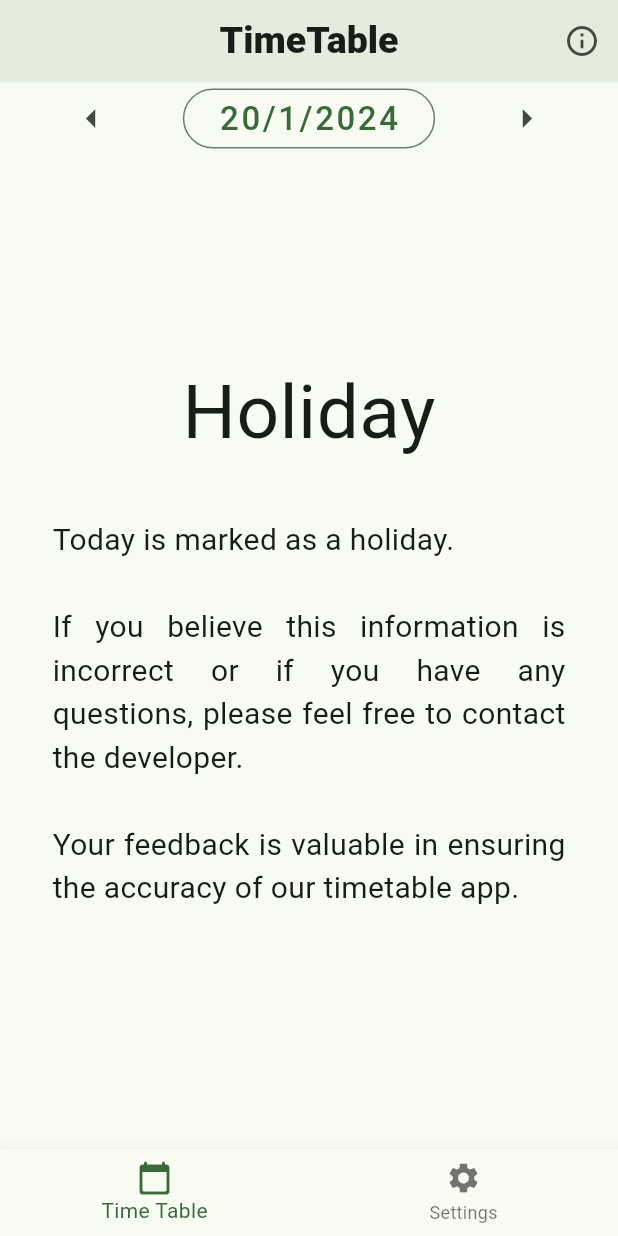
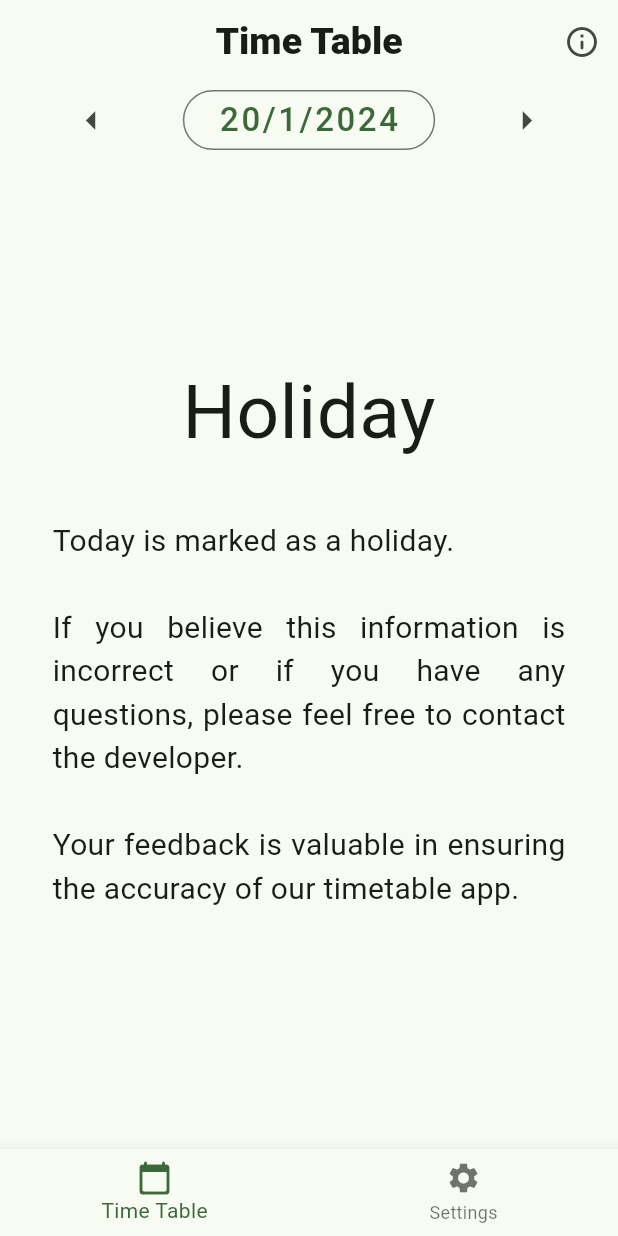
Before and after one commit to Sreeram3927/class_trackr, a Flutter app: the screen it shows after launch, after a tap on "Continue", after a tap on "Done", after a tap on the "arrow left" icon, on a phone screen of 412 x 824 dp. Run offline on Flutter 3.47's test engine with Material 3 defaults, Android fonts, the light colour scheme and no system bars; our stand-ins replace cloud_firestore, firebase_analytics, firebase_core, fluttertoast, font_awesome_flutter, shared_preferences; accounts and stored records are empty; generated files the repository leaves out were written again.

Commit message:
remove the startup error

```diff
--- a/lib/screens/home/home.dart
+++ b/lib/screens/home/home.dart
@@ -2,6 +2,7 @@ import 'package:flutter/material.dart';
 import 'package:flutter/services.dart';
 import 'package:infinity_project/data/data_manager.dart';
 import 'package:infinity_project/data/user_data.dart';
+import 'package:infinity_project/screens/home/information.dart';
 import 'package:infinity_project/screens/settings/settings.dart';
 import 'package:infinity_project/screens/timetable/timetable.dart';
 import 'package:infinity_project/services/db.dart';
@@ -25,11 +26,12 @@ class _HomeState extends State<Home> {
       if (backendData['data_version'] != _userData.getDataVersion) {
         _manager.updateData(
           dataVersion: backendData['data_version'],
-          dayOrders: backendData['day_orders'] as Map<String, List<String>>,
+          dayOrders: backendData['day_orders'],
         );
       }
     } catch (e) {
       if(context.mounted) {
+        print(e);
         ScaffoldMessenger.of(context).showSnackBar(
           const SnackBar(
             content: Text("Failed to connect to the server."),
@@ -84,6 +86,30 @@ class _HomeState extends State<Home> {
       },
       child: Scaffold(
 
+        appBar: AppBar(
+
+          title: Text(
+            _bottomNavBarItems[_selectedIndex].label!,
+            style: const TextStyle(
+              fontSize: 25.0,
+              fontWeight: FontWeight.w800
+            )
+          ),
+          centerTitle: true,
+
+          actions: [
+            IconButton(
+              onPressed: () {
+                Navigator.push(
+                  context,
+                  MaterialPageRoute(builder: (context) => const InformationScreen())
+                );
+              },
+              icon: const Icon(Icons.info_outline_rounded),
+            ),
+          ],
+        ),
+
         body: PageView(
           onPageChanged: _changePage,
           controller: _pageController,
--- a/lib/screens/timetable/timetable.dart
+++ b/lib/screens/timetable/timetable.dart
@@ -1,7 +1,6 @@
 import 'package:flutter/material.dart';
 import 'package:infinity_project/data/data_manager.dart';
 import 'package:infinity_project/data/user_data.dart';
-import 'package:infinity_project/screens/home/information.dart';
 import 'package:infinity_project/models/timetable_data.dart';
 import 'package:infinity_project/screens/timetable/other_widgets.dart';
 
@@ -80,36 +79,7 @@ class _TimeTableState extends State<TimeTable> {
       changeDate(nextDate, 'next', Icons.arrow_right_sharp, _currentDate),
     ];
 
-    return Scaffold(
-
-      appBar: AppBar(
-        elevation: 5.0,
-        toolbarHeight: 55.0,
-
-        title: const Text(
-          'TimeTable',
-          style: TextStyle(
-            fontSize: 25.0,
-            fontWeight: FontWeight.w800
-          )
-        ),
-        centerTitle: true,
-
-        actions: [
-          IconButton(
-            onPressed: () {
-              Navigator.push(
-                context,
-                MaterialPageRoute(builder: (context) => const InformationScreen())
-              );
-            },
-            icon: const Icon(Icons.info_outline_rounded),
-            tooltip: "Informations",
-          ),
-        ],
-      ),
-
-      body: Column(
+    return Column(
       children: [
 
         Row(
@@ -136,7 +106,6 @@ class _TimeTableState extends State<TimeTable> {
         ),
 
       ],
-      ),
     );
   }
 }
```
Also changed, not shown: lib/data/data_manager.dart (+6 -6 lines), lib/screens/settings/settings.dart (+1 -17 lines). Lines whose indentation alone changed are shown as unchanged.
